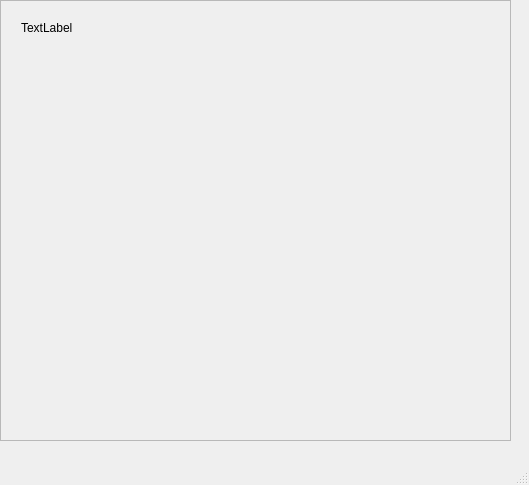
This is code/ProjEd/ui/buildconsole.ui in Cvostr/zsgamedit as Qt 5 draws it before an edit. The edited form follows.
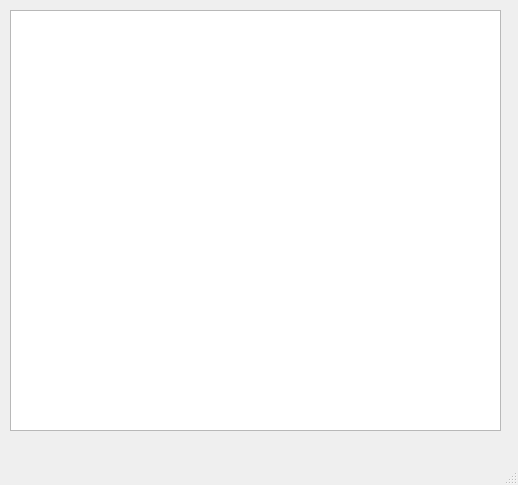
This is the edited form.

Commit message: ProjBuilder - now stores scenes in blobs GizmosRenderer - Stroke grid rendering in zero height ProjBuilder win can now be scrolled

The edit to the form file:
```diff
--- a/code/ProjEd/ui/buildconsole.ui
+++ b/code/ProjEd/ui/buildconsole.ui
@@ -6,7 +6,7 @@
    <rect>
     <x>0</x>
     <y>0</y>
-    <width>529</width>
+    <width>518</width>
     <height>485</height>
    </rect>
   </property>
@@ -20,56 +20,15 @@
    <string>Build Project</string>
   </property>
   <widget class="QWidget" name="centralwidget">
-   <widget class="QScrollArea" name="scrollArea">
+   <widget class="QTextBrowser" name="outputText">
     <property name="geometry">
      <rect>
-      <x>0</x>
-      <y>0</y>
-      <width>511</width>
-      <height>441</height>
+      <x>10</x>
+      <y>10</y>
+      <width>491</width>
+      <height>421</height>
      </rect>
     </property>
-    <property name="mouseTracking">
-     <bool>true</bool>
-    </property>
-    <property name="verticalScrollBarPolicy">
-     <enum>Qt::ScrollBarAsNeeded</enum>
-    </property>
-    <property name="widgetResizable">
-     <bool>true</bool>
-    </property>
-    <widget class="QWidget" name="scrollAreaWidgetContents">
-     <property name="geometry">
-      <rect>
-       <x>0</x>
-       <y>0</y>
-       <width>509</width>
-       <height>439</height>
-      </rect>
-     </property>
-     <widget class="QLabel" name="outputText">
-      <property name="geometry">
-       <rect>
-        <x>20</x>
-        <y>20</y>
-        <width>461</width>
-        <height>321</height>
-       </rect>
-      </property>
-      <property name="sizePolicy">
-       <sizepolicy hsizetype="Fixed" vsizetype="Expanding">
-        <horstretch>200</horstretch>
-        <verstretch>200</verstretch>
-       </sizepolicy>
-      </property>
-      <property name="text">
-       <string>TextLabel</string>
-      </property>
-      <property name="alignment">
-       <set>Qt::AlignLeading|Qt::AlignLeft|Qt::AlignTop</set>
-      </property>
-     </widget>
-    </widget>
    </widget>
   </widget>
   <widget class="QMenuBar" name="menubar">
```
Left out of the diff: 4 changed lines with no effect on the pictures. The commit also changes 10 other files.
